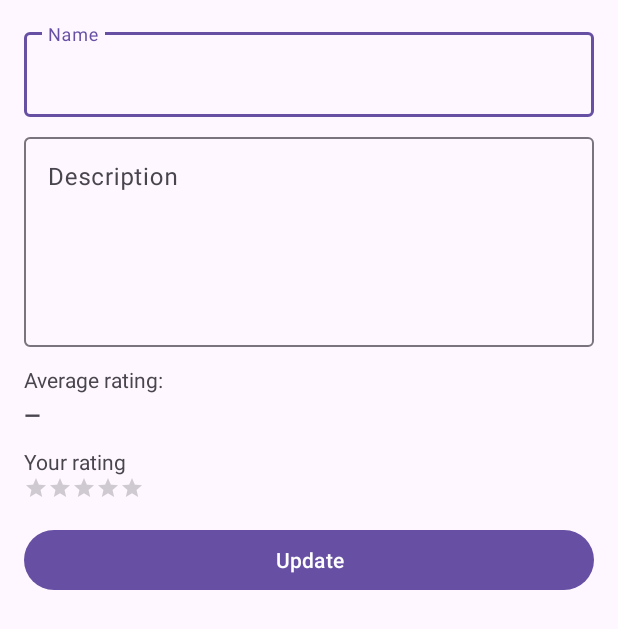
After one commit to dujo09/ChefsBook, an Android app: the RecipeDetailActivity screen opened directly, with no data from a screen before it, on a phone screen of 412 x 824 dp. The commit adds this screen. Shown: the top 629 px of the screen. Run offline under Robolectric (Android 15) with nearby library versions, the phone set to English and light mode, and no system bars; our stand-ins replace Firebase (no records; nobody signed in at launch, a user with empty details on screens opened directly); 1 statement that could not run was skipped.

Commit message:
Update + rate recipe

```diff
--- a/app/src/main/AndroidManifest.xml
+++ b/app/src/main/AndroidManifest.xml
@@ -21,6 +21,10 @@
             </intent-filter>
         </activity>
 
+        <activity android:name=".ui.recipeDetail.RecipeDetailActivity"
+            android:exported="true">
+        </activity>
+
         <activity android:name=".ui.recipe.RecipeListActivity"
             android:exported="true">
         </activity>
--- a/app/src/main/java/com/dujo/chefsbook/data/repository/RecipeRepository.java
+++ b/app/src/main/java/com/dujo/chefsbook/data/repository/RecipeRepository.java
@@ -3,13 +3,19 @@ package com.dujo.chefsbook.data.repository;
 import androidx.lifecycle.MutableLiveData;
 
 import com.dujo.chefsbook.data.model.Recipe;
+import com.google.android.gms.tasks.Task;
+import com.google.android.gms.tasks.Tasks;
 import com.google.firebase.auth.FirebaseAuth;
 import com.google.firebase.firestore.CollectionReference;
 import com.google.firebase.firestore.DocumentSnapshot;
 import com.google.firebase.firestore.FirebaseFirestore;
+import com.google.firebase.firestore.QueryDocumentSnapshot;
+import com.google.firebase.firestore.QuerySnapshot;
 
 import java.util.ArrayList;
+import java.util.HashMap;
 import java.util.List;
+import java.util.Map;
 
 public class RecipeRepository {
     public static final String RECIPE_COLLECTION = "recipes";
--- /dev/null
+++ b/app/src/main/res/layout/activity_recipe_details.xml
@@ -0,0 +1,101 @@
+<?xml version="1.0" encoding="utf-8"?>
+<ScrollView xmlns:android="http://schemas.android.com/apk/res/android"
+    android:id="@+id/scroll"
+    android:layout_width="match_parent"
+    android:layout_height="match_parent"
+    android:padding="16dp">
+
+    <LinearLayout
+        android:layout_width="match_parent"
+        android:layout_height="wrap_content"
+        android:orientation="vertical">
+
+        <TextView
+            android:id="@+id/tvOwnerBadge"
+            android:layout_width="wrap_content"
+            android:layout_height="wrap_content"
+            android:text="Owner"
+            android:visibility="gone"
+            android:textStyle="bold"
+            android:textColor="@android:color/holo_blue_dark"
+            android:layout_marginBottom="8dp"/>
+
+        <com.google.android.material.textfield.TextInputLayout
+            android:layout_width="match_parent"
+            android:layout_height="wrap_content"
+            android:hint="Name">
+            <com.google.android.material.textfield.TextInputEditText
+                android:id="@+id/etName"
+                android:layout_width="match_parent"
+                android:layout_height="wrap_content"
+                android:inputType="text"/>
+        </com.google.android.material.textfield.TextInputLayout>
+
+        <com.google.android.material.textfield.TextInputLayout
+            android:layout_width="match_parent"
+            android:layout_height="wrap_content"
+            android:hint="Description"
+            android:layout_marginTop="8dp">
+            <com.google.android.material.textfield.TextInputEditText
+                android:id="@+id/etDescription"
+                android:layout_width="match_parent"
+                android:layout_height="140dp"
+                android:gravity="top"
+                android:inputType="textMultiLine"/>
+        </com.google.android.material.textfield.TextInputLayout>
+
+        <TextView
+            android:id="@+id/tvAvgLabel"
+            android:layout_width="wrap_content"
+            android:layout_height="wrap_content"
+            android:text="Average rating:"
+            android:layout_marginTop="12dp"/>
+
+        <TextView
+            android:id="@+id/tvAvgRating"
+            android:layout_width="wrap_content"
+            android:layout_height="wrap_content"
+            android:text="—"
+            android:textStyle="bold"
+            android:layout_marginTop="4dp"/>
+
+        <TextView
+            android:id="@+id/tvYourRatingLabel"
+            android:layout_width="wrap_content"
+            android:layout_height="wrap_content"
+            android:text="Your rating"
+            android:layout_marginTop="12dp"/>
+
+        <RatingBar
+            android:id="@+id/ratingBar"
+            style="?android:attr/ratingBarStyleSmall"
+            android:layout_width="wrap_content"
+            android:layout_height="wrap_content"
+            android:numStars="5"
+            android:stepSize="0.5"
+            android:rating="0"/>
+
+        <TextView
+            android:id="@+id/tvStatus"
+            android:layout_width="match_parent"
+            android:layout_height="wrap_content"
+            android:visibility="gone"
+            android:textColor="@android:color/holo_red_dark"
+            android:layout_marginTop="12dp"/>
+
+        <ProgressBar
+            android:id="@+id/progress"
+            android:layout_width="wrap_content"
+            android:layout_height="wrap_content"
+            android:visibility="gone"
+            android:layout_marginTop="12dp"/>
+
+        <Button
+            android:id="@+id/btnUpdate"
+            android:layout_width="match_parent"
+            android:layout_height="wrap_content"
+            android:text="Update"
+            android:layout_marginTop="16dp"/>
+
+    </LinearLayout>
+</ScrollView>
```
Also changed, not shown: app/src/main/java/com/dujo/chefsbook/data/model/Recipe.java (+11 -0 lines), app/src/main/java/com/dujo/chefsbook/ui/recipe/RecipeListActivity.java (+6 -1 lines), app/src/main/java/com/dujo/chefsbook/ui/recipeCategory/RecipeCategoryListActivity.java (+13 -12 lines), app/src/main/java/com/dujo/chefsbook/ui/recipeDetail/RecipeDetailActivity.java (added, +243 -0 lines).
